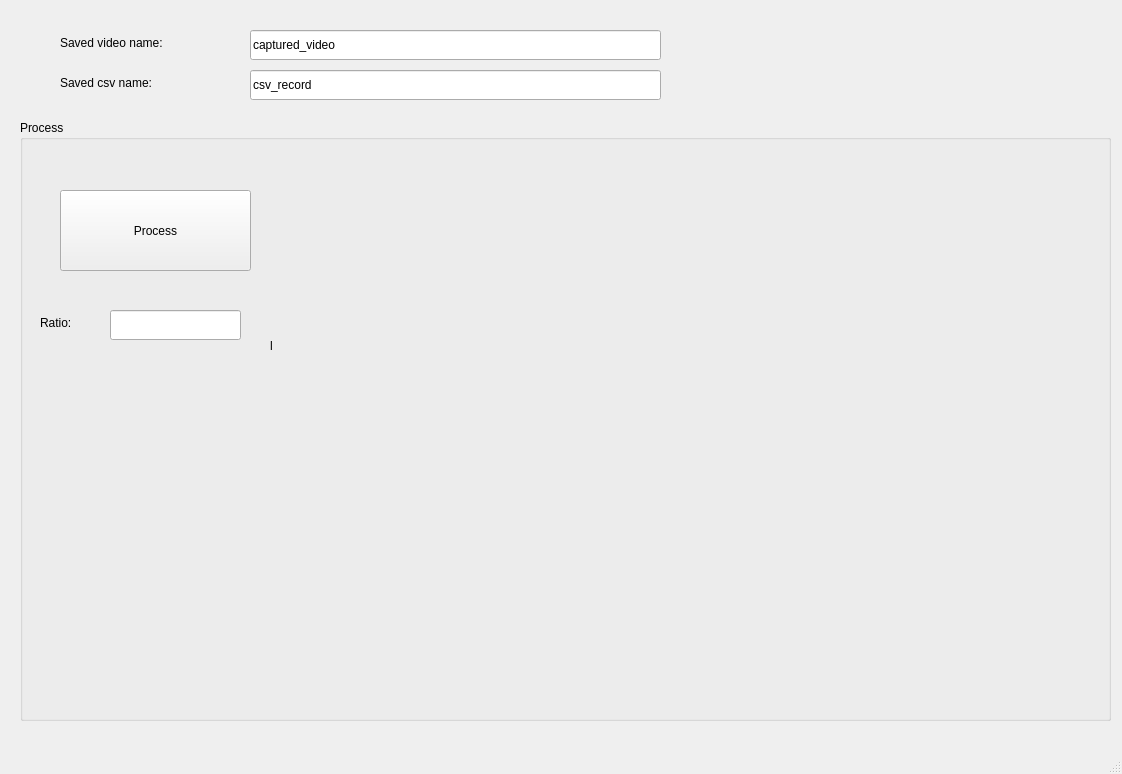
Old version of the form fish_tracking_ui.ui in the repository longbach2811/fish-tracking.
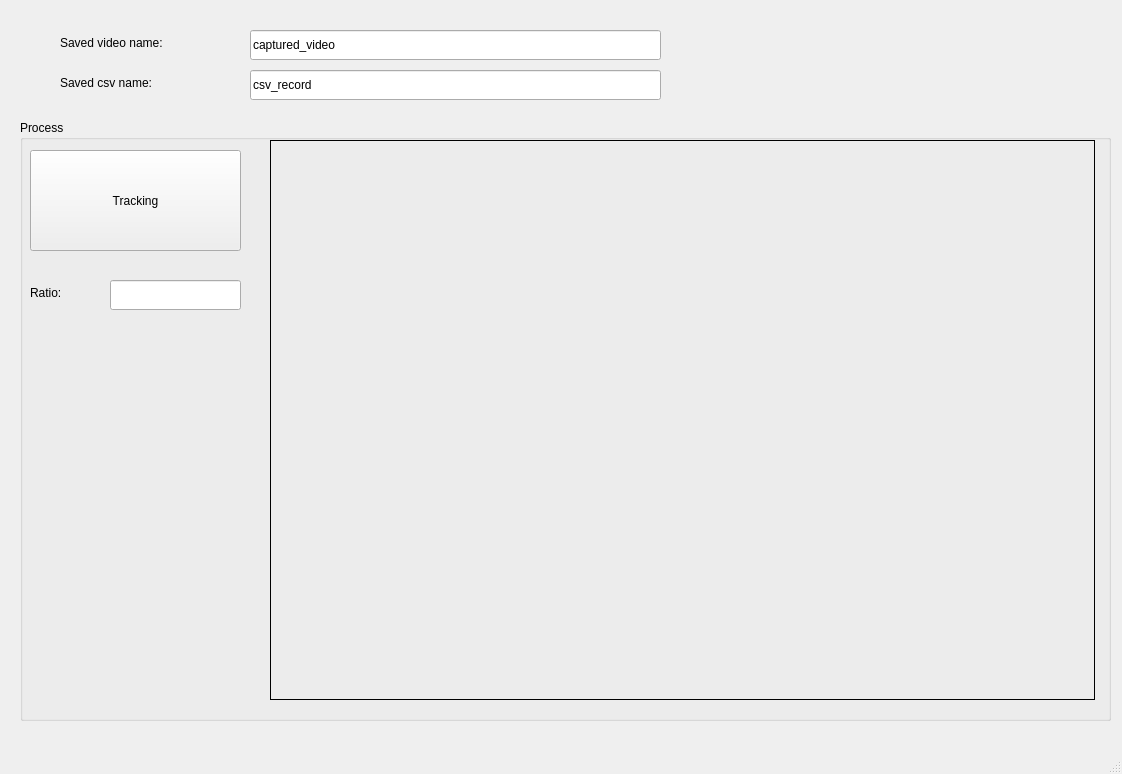
New version of the form.

```diff
--- a/fish_tracking_ui.ui
+++ b/fish_tracking_ui.ui
@@ -81,22 +81,22 @@
     <widget class="QPushButton" name="btn_process">
      <property name="geometry">
       <rect>
-       <x>40</x>
-       <y>70</y>
-       <width>191</width>
-       <height>81</height>
+       <x>10</x>
+       <y>30</y>
+       <width>211</width>
+       <height>101</height>
       </rect>
      </property>
      <property name="text">
-      <string>Process</string>
+      <string>Tracking</string>
      </property>
     </widget>
     <widget class="QLabel" name="label_3">
      <property name="geometry">
       <rect>
-       <x>20</x>
-       <y>190</y>
-       <width>61</width>
+       <x>10</x>
+       <y>160</y>
+       <width>71</width>
        <height>26</height>
       </rect>
      </property>
@@ -108,7 +108,7 @@
      <property name="geometry">
       <rect>
        <x>90</x>
-       <y>190</y>
+       <y>160</y>
        <width>131</width>
        <height>30</height>
       </rect>
@@ -119,12 +119,15 @@
       <rect>
        <x>250</x>
        <y>20</y>
-       <width>601</width>
-       <height>411</height>
+       <width>825</width>
+       <height>560</height>
       </rect>
      </property>
+     <property name="frameShape">
+      <enum>QFrame::Box</enum>
+     </property>
      <property name="text">
-      <string>l</string>
+      <string/>
      </property>
     </widget>
    </widget>
```
